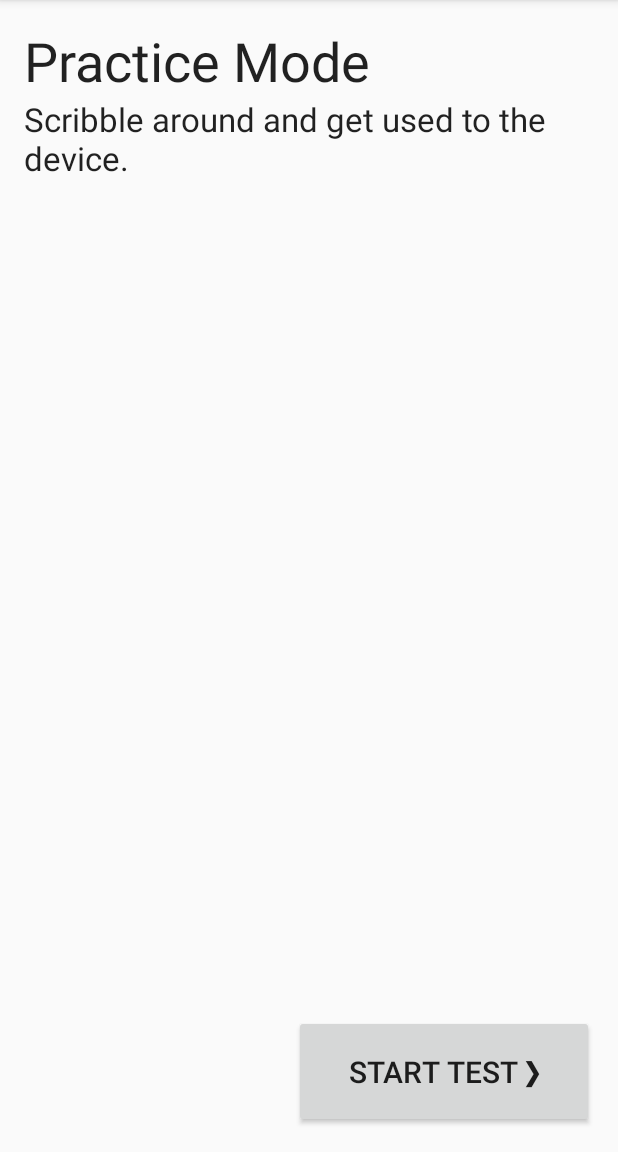
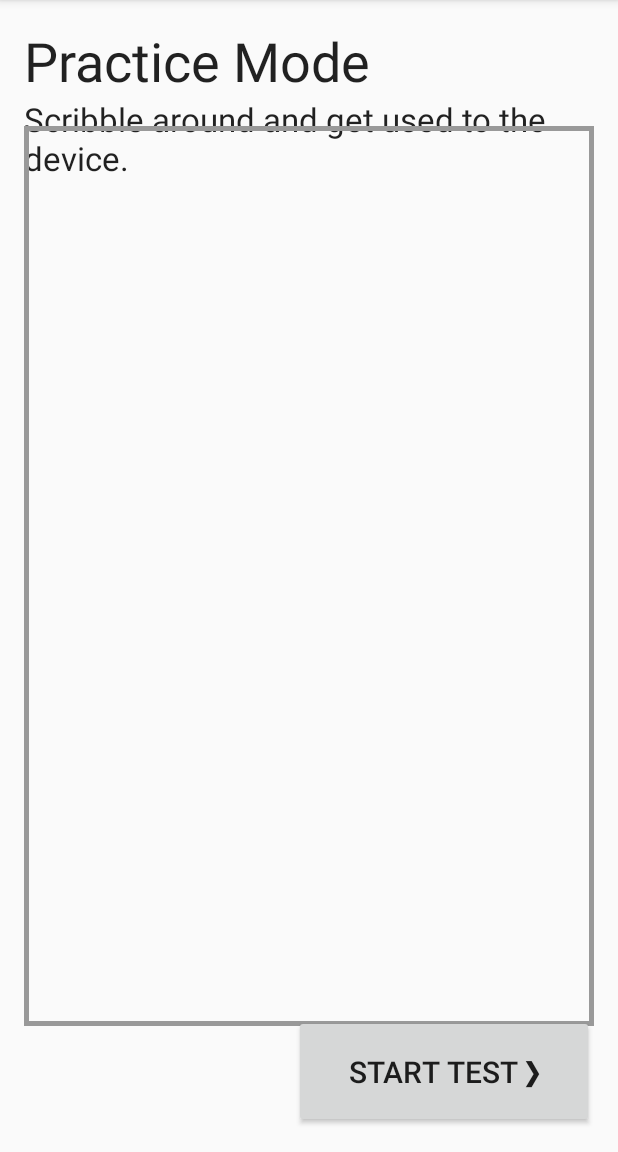
Before and after one commit to natalieperna/latency-research-app, an Android app: the screen it shows after launch (MainActivity), on a phone screen of 412 x 824 dp, the part 84-1236 px from its top. Run offline under Robolectric (Android 15) with nearby library versions, the phone set to English and light mode, and no system bars.

Commit message:
Drawing in Practice mode working.

```diff
--- /dev/null
+++ b/app/src/main/java/com/natalieperna/researchstudy/CanvasView.java
@@ -0,0 +1,61 @@
+package com.natalieperna.researchstudy;
+
+import android.content.Context;
+import android.graphics.Canvas;
+import android.graphics.Color;
+import android.graphics.Paint;
+import android.graphics.Path;
+import android.util.AttributeSet;
+import android.view.MotionEvent;
+import android.view.View;
+
+public class CanvasView extends View {
+
+    private Path path;
+    private Paint paint;
+    private int paintColor = Color.RED;
+    private int brushSize = 10;
+
+    public CanvasView(Context context, AttributeSet attrs) {
+        super(context, attrs);
+        setupCanvas();
+    }
+
+    private void setupCanvas() {
+        path = new Path();
+        paint = new Paint();
+        paint.setColor(paintColor);
+        paint.setAntiAlias(true);
+        paint.setStrokeWidth(brushSize);
+        paint.setStyle(Paint.Style.STROKE);
+        paint.setStrokeJoin(Paint.Join.ROUND);
+        paint.setStrokeCap(Paint.Cap.ROUND);
+    }
+
+    @Override
+    protected void onDraw(Canvas canvas) {
+        canvas.drawPath(path, paint);
+    }
+
+    @Override
+    public boolean onTouchEvent(MotionEvent event) {
+        float x = event.getX();
+        float y = event.getY();
+
+        switch (event.getAction()) {
+            case MotionEvent.ACTION_DOWN:
+                path.moveTo(x, y);
+                break;
+            case MotionEvent.ACTION_MOVE:
+                path.lineTo(x, y);
+                break;
+            case MotionEvent.ACTION_UP:
+                break;
+            default:
+                return false;
+        }
+
+        invalidate();
+        return true;
+    }
+}
--- /dev/null
+++ b/app/src/main/res/drawable/frame.xml
@@ -0,0 +1,7 @@
+<?xml version="1.0" encoding="utf-8"?>
+<shape xmlns:android="http://schemas.android.com/apk/res/android"
+    android:shape="rectangle">
+    <stroke
+        android:width="3dp"
+        android:color="#999"/>
+</shape>
--- a/app/src/main/res/layout/activity_main.xml
+++ b/app/src/main/res/layout/activity_main.xml
@@ -26,7 +26,13 @@
         android:layout_alignParentLeft="true"
         android:layout_alignParentStart="true" />
 
-    <!-- -->
+    <com.natalieperna.researchstudy.CanvasView
+        android:id="@+id/canvas"
+        android:background="@drawable/frame"
+        android:layout_width="600dp"
+        android:layout_height="600dp"
+        android:layout_centerVertical="true"
+        android:layout_centerHorizontal="true" />
 
     <Button
         android:layout_width="wrap_content"
```
Also changed, not shown: 1 other file.
